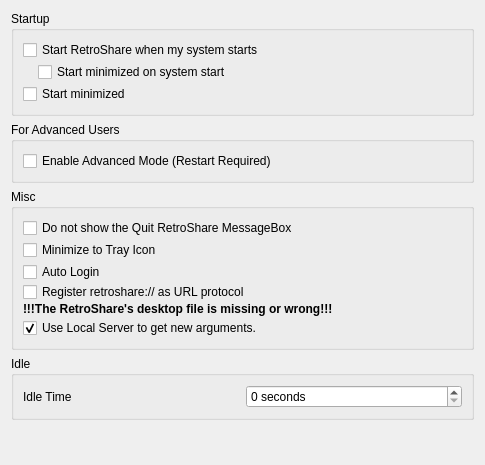
Qt form retroshare-gui/src/gui/settings/GeneralPage.ui (RetroShare/RetroShare) before a commit.
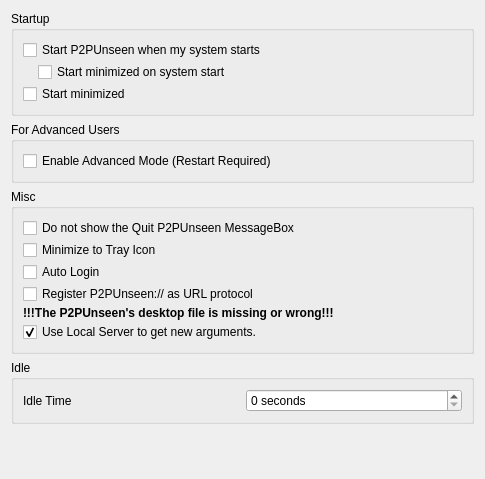
The same form after that commit. Icons and pictures are not drawn.

Commit message: replace P2PUnseen text in .ui file

```diff
--- a/retroshare-gui/src/gui/settings/GeneralPage.ui
+++ b/retroshare-gui/src/gui/settings/GeneralPage.ui
@@ -7,7 +7,7 @@
     <x>0</x>
     <y>0</y>
     <width>485</width>
-    <height>465</height>
+    <height>479</height>
    </rect>
   </property>
   <layout class="QVBoxLayout">
@@ -23,7 +23,7 @@
       <item row="0" column="0">
        <widget class="QCheckBox" name="chkRunRetroshareAtSystemStartup">
         <property name="text">
-         <string>Start RetroShare when my system starts</string>
+         <string>Start P2PUnseen when my system starts</string>
         </property>
        </widget>
       </item>
@@ -92,7 +92,7 @@
       <item row="0" column="0">
        <widget class="QCheckBox" name="checkQuit">
         <property name="text">
-         <string>Do not show the Quit RetroShare MessageBox</string>
+         <string>Do not show the Quit P2PUnseen MessageBox</string>
         </property>
        </widget>
       </item>
@@ -121,7 +121,7 @@
            </size>
           </property>
           <property name="text">
-           <string>Register retroshare:// as URL protocol</string>
+           <string>Register P2PUnseen:// as URL protocol</string>
           </property>
          </widget>
         </item>
@@ -168,7 +168,7 @@
          <string>&lt;html&gt;&lt;head/&gt;&lt;body&gt;&lt;p&gt;Install RetroShare with a package installer to get&lt;/p&gt;&lt;p&gt;/usr/share/applications/retroshare.desktop&lt;/p&gt;&lt;/body&gt;&lt;/html&gt;</string>
         </property>
         <property name="text">
-         <string>!!!The RetroShare's desktop file is missing or wrong!!!</string>
+         <string>!!!The P2PUnseen's desktop file is missing or wrong!!!</string>
         </property>
        </widget>
       </item>
```
Left out of the diff: 2 changed lines with no effect on the pictures. The commit also changes 33 other files.
